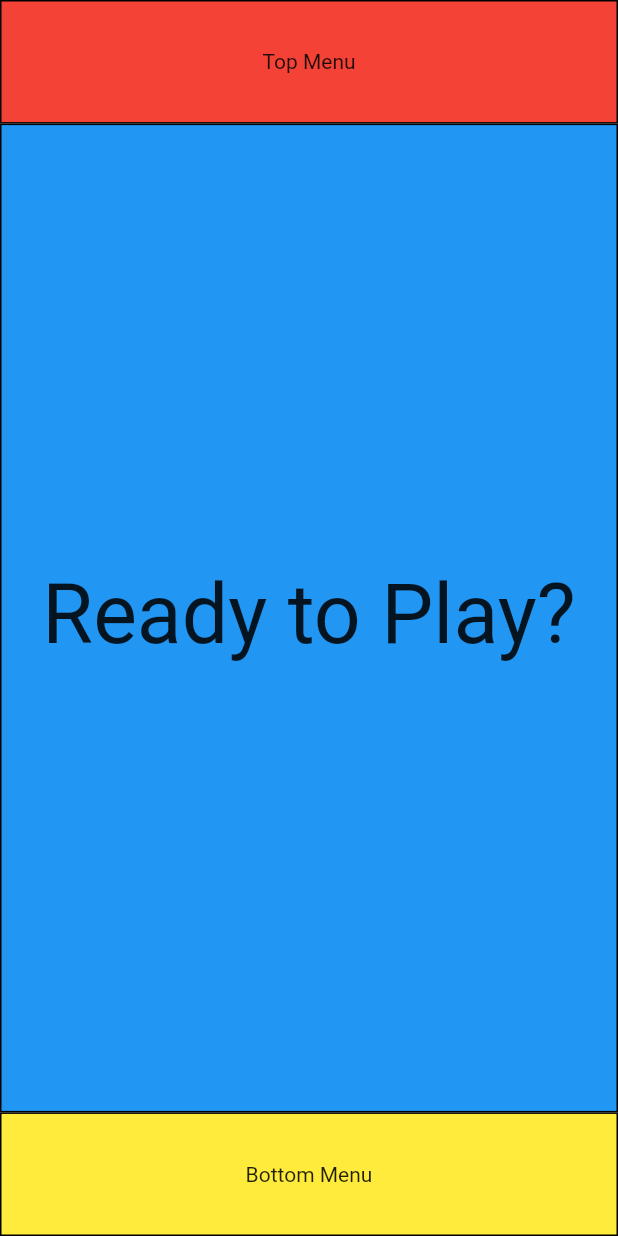
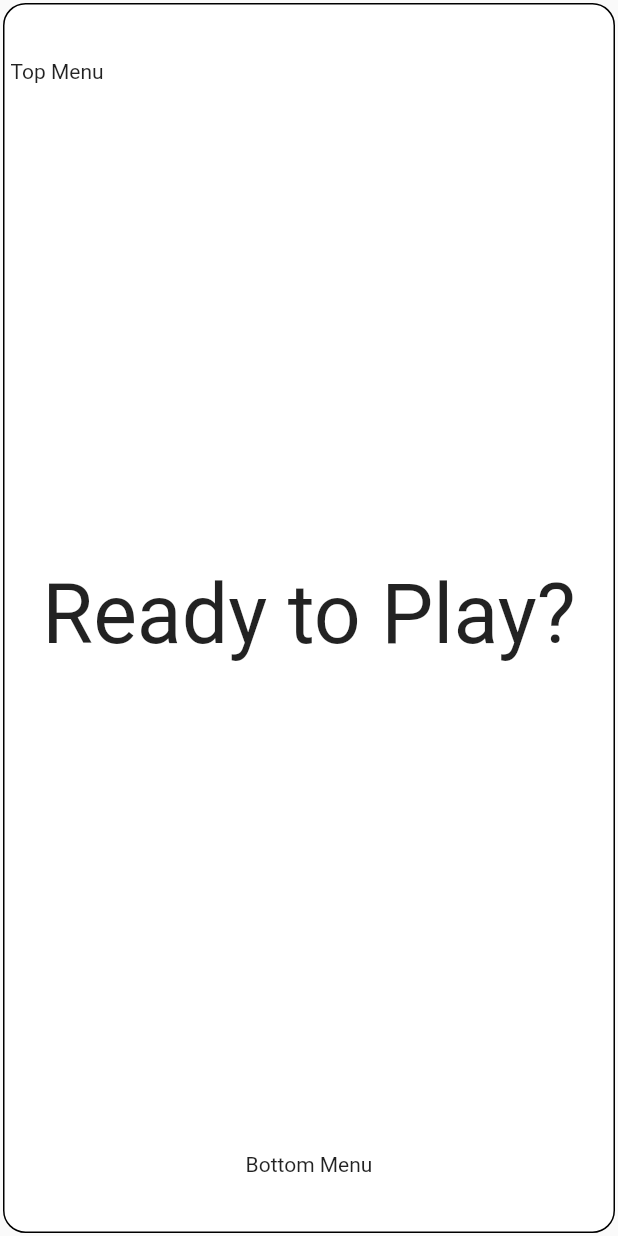
Before and after one commit to cloudonlanapps/read_out_loud, a Flutter app: the screen it shows after launch, on a phone screen of 412 x 824 dp. Run offline on Flutter 3.47's test engine with Material 2 defaults, Android fonts, the phone set to English and light mode, and no system bars; our stand-ins replace device_preview, go_router.

Commit message:
rearrange PageBuilder

```diff
--- a/lib/app_router.dart
+++ b/lib/app_router.dart
@@ -3,7 +3,8 @@ import 'package:flutter/material.dart';
 import 'package:go_router/go_router.dart';
 
 import 'constants.dart';
-import 'helpers/debug/template.dart' as template;
+import 'page_builder/example_page_builder.dart';
+import 'pages/page_main.dart';
 
 class AppRouter extends StatelessWidget {
   const AppRouter({super.key});
@@ -12,7 +13,7 @@ class AppRouter extends StatelessWidget {
   Widget build(BuildContext context) {
     final router = GoRouter(
       routes: <GoRoute>[
-        ...[template.pageBuilder].map((e) => e.route).toList()
+        ...[examplePageBuilder, mainPage].map((e) => e.route).toList()
       ],
       redirect: (context, state) async => await redirector(state),
     );
@@ -30,7 +31,7 @@ class AppRouter extends StatelessWidget {
 
   Future<String?> redirector(GoRouterState state) async {
     if (state.subloc == '/' || state.subloc == '') {
-      return template.pageBuilder.path;
+      return mainPage.path;
     }
     return null;
   }
--- a/lib/helpers/debug/template.dart
+++ b/lib/page_builder/example_page_builder.dart
@@ -1,9 +1,9 @@
 // ignore_for_file: public_member_api_docs, sort_constructors_first
 import 'package:flutter/material.dart';
 
-import '../../models/page_builder.dart';
+import 'page_builder.dart';
 
-final pageBuilder = PageBuilder(
+final examplePageBuilder = PageBuilder(
   name: 'template',
   builder: (BuildContext context, BoxConstraints constraints) => DecoratedBox(
     decoration: BoxDecoration(color: Colors.blue, border: Border.all()),
--- a/lib/helpers/responsive_screen/landscape_screen.dart
+++ b/lib/page_builder/landscape_screen.dart
@@ -1,6 +1,6 @@
 import 'package:flutter/widgets.dart';
 
-import '../../models/page_builder.dart';
+import 'page_builder.dart';
 
 class LandscapeScreen extends StatelessWidget {
   const LandscapeScreen({
--- a/lib/models/page_builder.dart
+++ b/lib/page_builder/page_builder.dart
@@ -3,9 +3,15 @@
 import 'package:flutter/material.dart';
 import 'package:go_router/go_router.dart';
 
-import '../helpers/responsive_screen/responsive_screen.dart';
+import 'responsive_screen.dart';
 
 class PageBuilder {
+  static const double marginLeft = 2;
+  static const double marginTop = 2;
+  static const double marginRight = 2;
+  static const double marginBottom = 2;
+
+  static const double borderRadius = 15;
   final String name;
 
   final Widget Function(BuildContext context, BoxConstraints constraints)
@@ -37,8 +43,27 @@ class PageBuilder {
       name: name,
       pageBuilder: (context, state) => CustomTransitionPage<void>(
         key: state.pageKey,
-        child: Scaffold(
-          body: ResponsiveScreen(pageBuilder: this),
+        child: SafeArea(
+          child: Scaffold(
+            body: ClipRect(
+              clipBehavior: Clip.antiAlias,
+              child: Container(
+                width: MediaQuery.of(context).size.width,
+                height: MediaQuery.of(context).size.height,
+                margin: const EdgeInsets.only(
+                    left: marginLeft,
+                    right: marginRight,
+                    top: marginTop,
+                    bottom: marginBottom),
+                padding: const EdgeInsets.all(4),
+                decoration: BoxDecoration(
+                    color: Theme.of(context).colorScheme.surface,
+                    borderRadius: BorderRadius.circular(borderRadius),
+                    border: Border.all()),
+                child: ResponsiveScreen(pageBuilder: this),
+              ),
+            ),
+          ),
         ),
         transitionsBuilder: transitionBuilder,
       ),
--- a/lib/helpers/responsive_screen/portrait_screen.dart
+++ b/lib/page_builder/portrait_screen.dart
@@ -1,6 +1,6 @@
 import 'package:flutter/material.dart';
 
-import '../../models/page_builder.dart';
+import 'page_builder.dart';
 
 class PortraitScreen extends StatelessWidget {
   const PortraitScreen({
--- a/lib/helpers/responsive_screen/responsive_screen.dart
+++ b/lib/page_builder/responsive_screen.dart
@@ -1,6 +1,6 @@
 import 'package:flutter/material.dart';
 
-import '../../models/page_builder.dart';
+import 'page_builder.dart';
 import 'landscape_screen.dart';
 import 'portrait_screen.dart';
 
--- /dev/null
+++ b/lib/pages/page_main.dart
@@ -0,0 +1,53 @@
+// ignore_for_file: public_member_api_docs, sort_constructors_first
+import 'package:flutter/material.dart';
+
+import '../page_builder/page_builder.dart';
+
+final mainPage = PageBuilder(
+  name: 'main',
+  builder: (BuildContext context, BoxConstraints constraints) =>
+      const DecoratedBox(
+    decoration: BoxDecoration(
+        //  color: Colors.blue,
+        //  border: Border.all(),
+        ),
+    child: Center(
+      child: Text(
+        'Ready to Play?',
+        textAlign: TextAlign.center,
+        style: TextStyle(
+          fontSize: 55,
+          height: 1,
+        ),
+      ),
+    ),
+  ),
+  topNavMenuBuilder: (BuildContext context, BoxConstraints constraints) =>
+      DecoratedBox(
+    decoration: const BoxDecoration(
+        //color: Colors.red,
+        //border: Border.all(),
+        ),
+    child: SizedBox(
+      // height: constraints.maxHeight,
+      // width: constraints.maxWidth,
+      child: Row(
+        children: const [
+          Center(child: Text("Top Menu")),
+        ],
+      ),
+    ),
+  ),
+  bottomNavMenuBuilder: (BuildContext context, BoxConstraints constraints) =>
+      const DecoratedBox(
+    decoration: BoxDecoration(
+        //  color: Colors.yellow,
+        // border: Border.all(),
+        ),
+    child: SizedBox(
+      // height: constraints.maxHeight,
+      // width: constraints.maxWidth,
+      child: Center(child: Text("Bottom Menu")),
+    ),
+  ),
+);
```
Also changed, not shown: lib/pages/page_game.dart (added, +39 -0 lines), lib/pages/page_settings.dart (added, +39 -0 lines), 2 other files.
